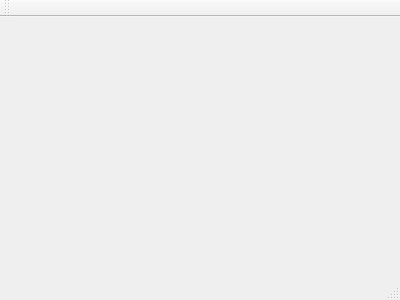
This is mainwindow.ui in gclark14/DNA as Qt 5 draws it before an edit. The edited form follows.
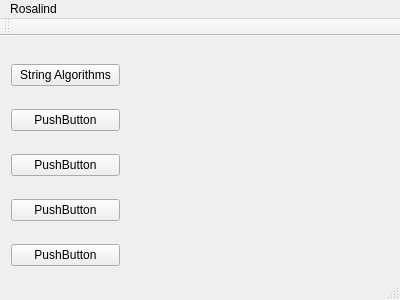
This is the edited form.

Patch:
```diff
--- a/mainwindow.ui
+++ b/mainwindow.ui
@@ -12,13 +12,85 @@
   <property name="windowTitle" >
    <string>MainWindow</string>
   </property>
-  <widget class="QMenuBar" name="menuBar" />
-  <widget class="QToolBar" name="mainToolBar" />
-  <widget class="QWidget" name="centralWidget" />
-  <widget class="QStatusBar" name="statusBar" />
+  <widget class="QWidget" name="centralWidget">
+   <widget class="QWidget" name="verticalLayoutWidget">
+    <property name="geometry">
+     <rect>
+      <x>0</x>
+      <y>0</y>
+      <width>131</width>
+      <height>261</height>
+     </rect>
+    </property>
+    <layout class="QVBoxLayout" name="verticalLayout">
+     <item>
+      <widget class="QPushButton" name="stringAlgorithms">
+       <property name="autoFillBackground">
+        <bool>false</bool>
+       </property>
+       <property name="text">
+        <string>String Algorithms</string>
+       </property>
+      </widget>
+     </item>
+     <item>
+      <widget class="QPushButton" name="pushButton_4">
+       <property name="text">
+        <string>PushButton</string>
+       </property>
+      </widget>
+     </item>
+     <item>
+      <widget class="QPushButton" name="pushButton_2">
+       <property name="text">
+        <string>PushButton</string>
+       </property>
+      </widget>
+     </item>
+     <item>
+      <widget class="QPushButton" name="pushButton_3">
+       <property name="text">
+        <string>PushButton</string>
+       </property>
+      </widget>
+     </item>
+     <item>
+      <widget class="QPushButton" name="pushButton">
+       <property name="text">
+        <string>PushButton</string>
+       </property>
+      </widget>
+     </item>
+    </layout>
+   </widget>
+  </widget>
+  <widget class="QMenuBar" name="menuBar">
+   <property name="geometry">
+    <rect>
+     <x>0</x>
+     <y>0</y>
+     <width>400</width>
+     <height>20</height>
+    </rect>
+   </property>
+   <widget class="QMenu" name="menuRosalind">
+    <property name="title">
+     <string>Rosalind</string>
+    </property>
+   </widget>
+   <addaction name="menuRosalind"/>
+  </widget>
+  <widget class="QToolBar" name="mainToolBar">
+   <attribute name="toolBarArea">
+    <enum>TopToolBarArea</enum>
+   </attribute>
+   <attribute name="toolBarBreak">
+    <bool>false</bool>
+   </attribute>
+  </widget>
+  <widget class="QStatusBar" name="statusBar"/>
  </widget>
- <layoutDefault spacing="6" margin="11" />
- <pixmapfunction></pixmapfunction>
+ <layoutdefault spacing="6" margin="11"/>
  <resources/>
  <connections/>
 </ui>
```
Left out of the diff: 7 changed lines with no effect on the pictures.
